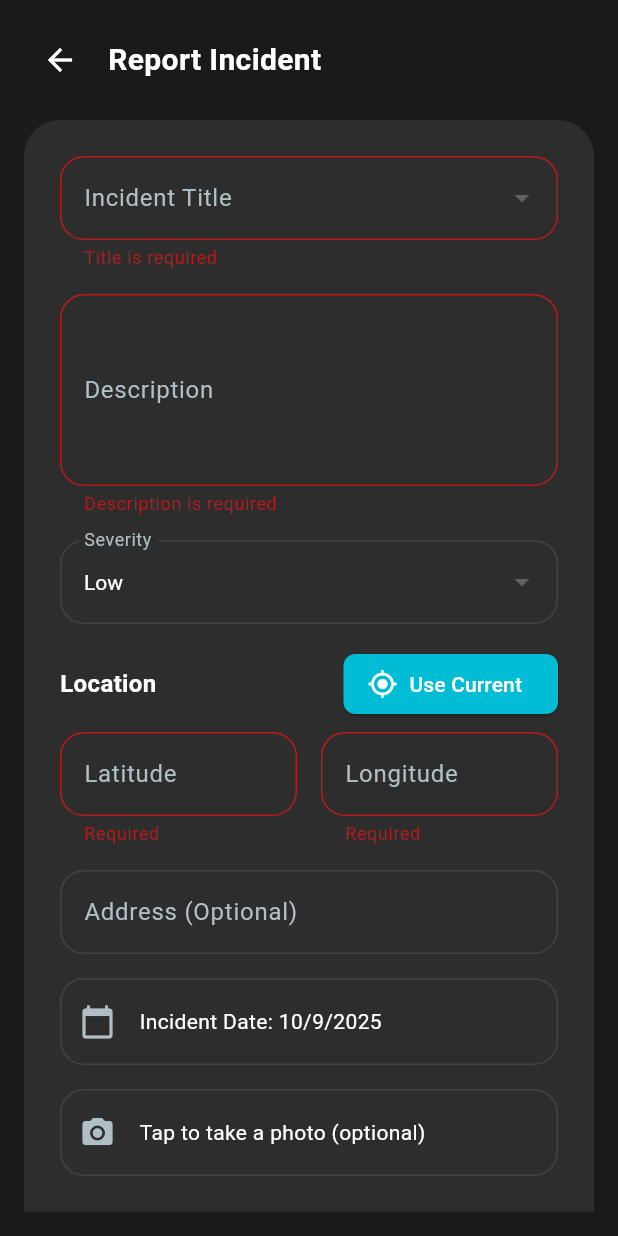
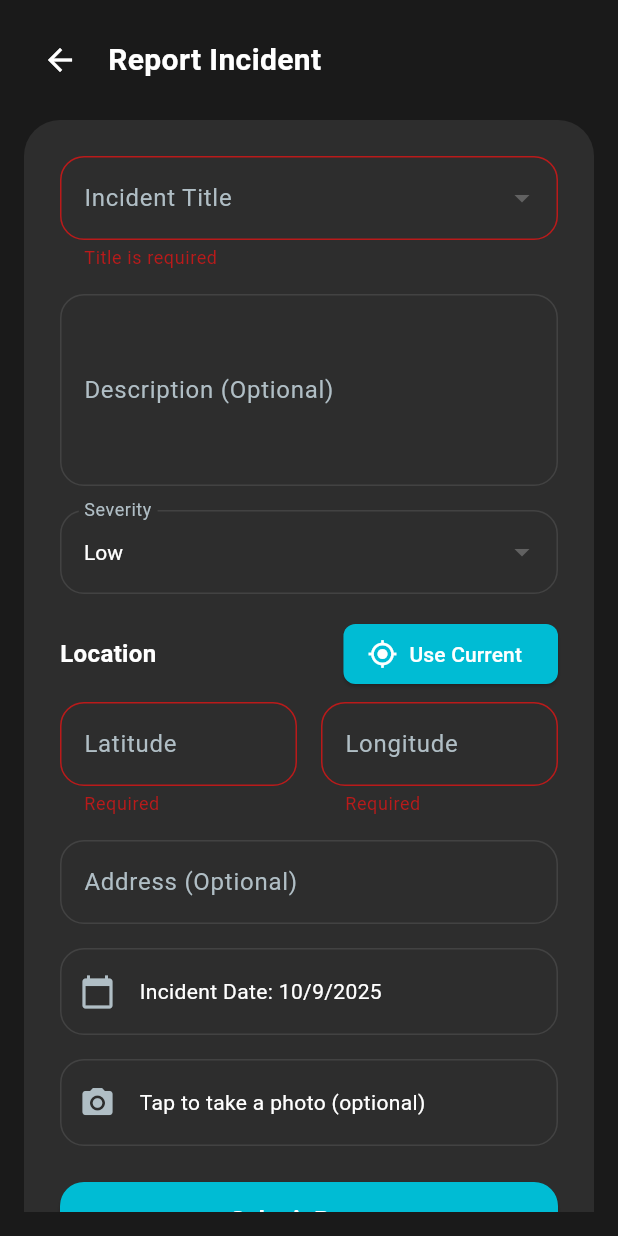
Before and after one commit to Zarathustra09/sentrisafe, a Flutter app: the HomePage widget shown alone on an empty page, opened directly, after a tap on "Report Incident", after a tap on "Submit Report", on a phone screen of 412 x 824 dp. Run offline on Flutter 3.47's test engine with Material 3 defaults, Android fonts, the phone set to English and light mode, and no system bars; our stand-ins replace flutter_typeahead, form_field_validator, geocoding, geolocator, google_maps_flutter, image_picker and 2 more; accounts and stored records are empty.

Commit message:
Make crime report description optional and handle null values in UI

```diff
--- a/lib/models/crime_report_model.dart
+++ b/lib/models/crime_report_model.dart
@@ -1,7 +1,7 @@
 class CrimeReport {
   final int? id;
   final String title;
-  final String description;
+  final String? description; // Make this nullable
   final String severity;
   final double latitude;
   final double longitude;
@@ -15,7 +15,7 @@ class CrimeReport {
   CrimeReport({
     this.id,
     required this.title,
-    required this.description,
+    this.description, // Remove required
     required this.severity,
     required this.latitude,
     required this.longitude,
@@ -44,7 +44,7 @@ class CrimeReport {
     return CrimeReport(
       id: json['id'],
       title: json['title'],
-      description: json['description'],
+      description: json['description'], // This can now be null
       severity: json['severity'],
       latitude: double.parse(json['latitude'].toString()),
       longitude: double.parse(json['longitude'].toString()),
--- a/lib/pages/home_page.dart
+++ b/lib/pages/home_page.dart
@@ -141,7 +141,9 @@ class _HomePageState extends State<HomePage> {
     try {
       final result = await CrimeReportService.submitReport(
         title: _titleController.text.trim(),
-        description: _descriptionController.text.trim(),
+        description: _descriptionController.text.trim().isEmpty
+            ? null  // Pass null if description is empty
+            : _descriptionController.text.trim(),
         severity: _selectedSeverity,
         latitude: double.parse(_latitudeController.text.trim()),
         longitude: double.parse(_longitudeController.text.trim()),
@@ -368,8 +370,7 @@ class _HomePageState extends State<HomePage> {
               child: Column(
                 crossAxisAlignment: CrossAxisAlignment.start,
                 children: [
-                  // Title Field
-
+                  // Title Field - Fixed Dropdown
                   DropdownButtonFormField<String>(
                     isExpanded: true,
                     value: _titleController.text.isNotEmpty ? _titleController.text : null,
@@ -393,7 +394,6 @@ class _HomePageState extends State<HomePage> {
                       contentPadding: EdgeInsets.symmetric(horizontal: 12, vertical: 16),
                     ),
                     items: [
-                      for (final value in [
                       'Illegal gambling (STL, jueteng)',
                       'Illegal possession of firearms',
                       'Drug-related offenses (shabu buy-busts)',
@@ -428,36 +428,14 @@ class _HomePageState extends State<HomePage> {
                       'Environmental crimes (illegal logging, quarrying, wildlife trade)',
                       'Smuggling',
                       'Curfew violations'
-                      ])
-                        DropdownMenuItem(
+                    ].map((value) => DropdownMenuItem(
                       value: value,
                       child: Text(
                         value,
                         overflow: TextOverflow.ellipsis,
                         maxLines: 1,
                       ),
-                        ),
-                    ],
-                    selectedItemBuilder: (context) {
-                      final items = [
-                        'Illegal gambling (STL, jueteng)',
-                        'Illegal possession of firearms',
-                        'Drug-related offenses (shabu buy-busts)',
-                        // ... (add all your items here)
-                        'Curfew violations',
-                      ];
-                      return items.map((value) {
-                        return Align(
-                          alignment: Alignment.centerLeft,
-                          child: Text(
-                            value,
-                            overflow: TextOverflow.ellipsis,
-                            maxLines: 1,
-                            style: TextStyle(color: Constants.textPrimary),
-                          ),
-                        );
-                      }).toList();
-                    },
+                    )).toList(),
                     onChanged: (value) {
                       setState(() {
                         _titleController.text = value ?? '';
@@ -471,13 +449,13 @@ class _HomePageState extends State<HomePage> {
                     },
                   ),
                   const SizedBox(height: AppConstants.spacingM),
-                  // Description Field
+                  // Description Field - Made Optional
                   TextFormField(
                     controller: _descriptionController,
                     style: TextStyle(color: Constants.textPrimary),
                     maxLines: 4,
                     decoration: InputDecoration(
-                      labelText: 'Description',
+                      labelText: 'Description (Optional)',
                       labelStyle: TextStyle(color: Constants.textSecondary),
                       border: OutlineInputBorder(
                         borderRadius: BorderRadius.circular(AppConstants.radiusM),
@@ -492,12 +470,7 @@ class _HomePageState extends State<HomePage> {
                         borderSide: BorderSide(color: Constants.primary),
                       ),
                     ),
-                    validator: (value) {
-                      if (value == null || value.trim().isEmpty) {
-                        return 'Description is required';
-                      }
-                      return null;
-                    },
+                    // Validator removed to make it optional
                   ),
                   const SizedBox(height: AppConstants.spacingM),
                   // Severity Dropdown
--- a/lib/services/crime_report/crime_report_service.dart
+++ b/lib/services/crime_report/crime_report_service.dart
@@ -9,7 +9,7 @@ import '../auth/auth_service.dart';
 class CrimeReportService {
   static Future<Map<String, dynamic>> submitReport({
     required String title,
-    required String description,
+    String? description,
     required String severity,
     required double latitude,
     required double longitude,
@@ -44,7 +44,9 @@ class CrimeReportService {
 
       // Add form fields
       request.fields['title'] = title;
-      request.fields['description'] = description;
+      if (description != null && description.isNotEmpty) {
+        request.fields['description'] = description;
+      }
       request.fields['severity'] = severity;
       request.fields['latitude'] = latitude.toString();
       request.fields['longitude'] = longitude.toString();
```
Also changed, not shown: lib/pages/report_page.dart (+31 -10 lines). Lines whose indentation alone changed are shown as unchanged.
